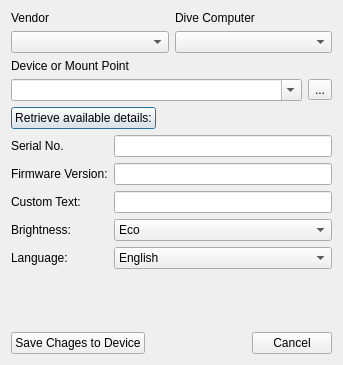
First picture: the form in qt-ui/configuredivecomputerdialog.ui, repository subsurface/subsurface, before the edit.
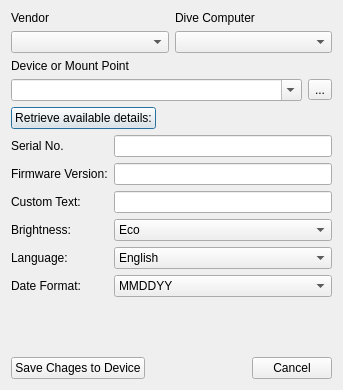
Second picture: the form after the edit.

Diff of the .ui file:
```diff
--- a/qt-ui/configuredivecomputerdialog.ui
+++ b/qt-ui/configuredivecomputerdialog.ui
@@ -7,7 +7,7 @@
     <x>0</x>
     <y>0</y>
     <width>343</width>
-    <height>365</height>
+    <height>390</height>
    </rect>
   </property>
   <property name="windowTitle">
@@ -188,6 +188,32 @@
        </property>
       </widget>
      </item>
+     <item row="5" column="0">
+      <widget class="QLabel" name="label_9">
+       <property name="text">
+        <string>Date Format:</string>
+       </property>
+      </widget>
+     </item>
+     <item row="5" column="1">
+      <widget class="QComboBox" name="dateFormatComboBox">
+       <item>
+        <property name="text">
+         <string>MMDDYY</string>
+        </property>
+       </item>
+       <item>
+        <property name="text">
+         <string>DDMMYY</string>
+        </property>
+       </item>
+       <item>
+        <property name="text">
+         <string>YYMMDD</string>
+        </property>
+       </item>
+      </widget>
+     </item>
     </layout>
    </item>
    <item>
```
Left out of the diff: 46 changed lines with no effect on the pictures.
